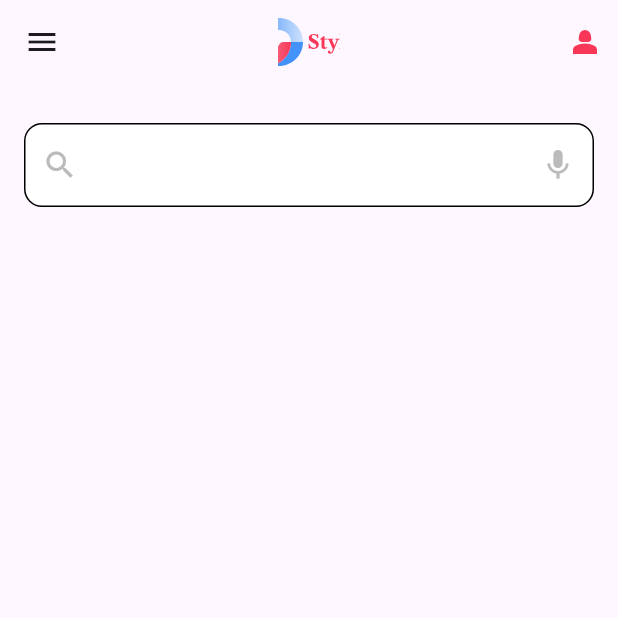
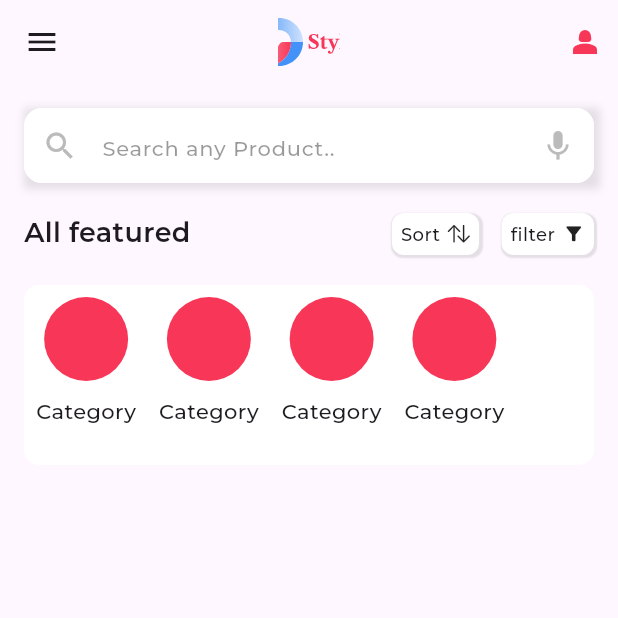
Before and after one commit to SachinMall/provider-app, a Flutter app: the HomeScreen screen opened by its route, on a phone screen of 412 x 824 dp, the top half of it. Run offline on Flutter 3.47's test engine with Material 3 defaults, Android fonts, the phone set to English and light mode, and no system bars; our stand-ins replace another_flushbar, carousel_slider, dots_indicator, flutter_svg, fluttertoast, gap and 1 more; project files that could hold a hidden picture were left out.

Commit message:
category list added

```diff
--- a/lib/view/common_widget/custom_textfield.dart
+++ b/lib/view/common_widget/custom_textfield.dart
@@ -1,6 +1,5 @@
 import 'package:flutter/material.dart';
 import 'package:flutter/services.dart';
-import 'package:gap/gap.dart';
 
 class CustomInputField extends StatelessWidget {
   final String? initialValue;
@@ -21,6 +20,7 @@ class CustomInputField extends StatelessWidget {
   final bool isAutoValidteRequired;
   final Widget? isSuffixIcon;
   final String? suffixText;
+  final Color? borderColor;
   final Color fillColor;
   final void Function()? onTap;
   final Widget? prefixIcon;
@@ -56,29 +56,12 @@ class CustomInputField extends StatelessWidget {
     this.inputFormatter,
     required this.fillColor,
     this.hintText = '',
+    this.borderColor,
   });
 
   @override
   Widget build(BuildContext context) {
-    return Column(
-      crossAxisAlignment: CrossAxisAlignment.start,
-      children: [
-        // title == ""
-        //     ? const SizedBox()
-        //     : Row(
-        //         mainAxisAlignment: MainAxisAlignment.spaceBetween,
-        //         children: [
-        //           Text(title, style: body2TextRegular),
-        //           isEditIcon
-        //               ? GestureDetector(
-        //                   onTap: onEditTap,
-        //                   child: SvgPicture.asset(IconAssets.editIcon))
-        //               : const SizedBox(),
-        //         ],
-        //       ),
-
-        Gap(10),
-        TextFormField(
+    return TextFormField(
       scrollPhysics: const NeverScrollableScrollPhysics(),
       autovalidateMode: AutovalidateMode.onUserInteraction,
       initialValue: initialValue,
@@ -103,7 +86,12 @@ class CustomInputField extends StatelessWidget {
       decoration: InputDecoration(
         prefixIcon: prefixIcon,
         fillColor: fillColor,
-            hintText: hintText,
+
+        hintText: hintText.isNotEmpty ? hintText : null,
+        hintStyle: TextStyle(
+          fontSize: 14,
+          color: Colors.black.withOpacity(0.4),
+        ),
         filled: true,
         errorMaxLines: 1,
         // errorBorder: OutlineInputBorder(
@@ -111,19 +99,26 @@ class CustomInputField extends StatelessWidget {
         //   borderRadius: BorderRadius.circular(6),
         // ),
         suffixIcon: isSuffixIcon,
-            labelText: labelText,
+        labelText: hintText.isNotEmpty ? null : labelText,
         labelStyle: TextStyle(fontWeight: FontWeight.w500, fontSize: 12),
+        border: OutlineInputBorder(
+          borderRadius: BorderRadius.circular(12),
+          borderSide: BorderSide(
+            color: borderColor ?? Colors.black.withOpacity(0.1),
+          ),
+        ),
+        focusedBorder: InputBorder.none,
 
-            border: OutlineInputBorder(borderRadius: BorderRadius.circular(12)),
         errorBorder:
             OutlineInputBorder(borderRadius: BorderRadius.circular(12)),
-            enabledBorder:
-                OutlineInputBorder(borderRadius: BorderRadius.circular(12)),
+        enabledBorder: OutlineInputBorder(
+            borderRadius: BorderRadius.circular(12),
+            borderSide: BorderSide(
+              color: borderColor ?? Colors.black.withOpacity(0.1),
+            )),
         errorStyle:
             const TextStyle(fontSize: 12, color: Colors.red, height: 0.5),
       ),
-        ),
-      ],
     );
   }
 }
--- a/lib/view/home_page.dart/home_screen.dart
+++ b/lib/view/home_page.dart/home_screen.dart
@@ -1,3 +1,4 @@
+import 'package:flutter/cupertino.dart';
 import 'package:flutter/material.dart';
 import 'package:flutter_svg/flutter_svg.dart';
 import 'package:gap/gap.dart';
@@ -16,6 +17,7 @@ class HomeScreen extends StatefulWidget {
 class _HomeScreenState extends State<HomeScreen> {
   @override
   Widget build(BuildContext context) {
+    double screenWidth = MediaQuery.of(context).size.width;
     return Scaffold(
       appBar: AppBar(
         centerTitle: true,
@@ -37,7 +39,19 @@ class _HomeScreenState extends State<HomeScreen> {
         padding: EdgeInsets.all(16),
         child: Column(
           children: [
-            CustomInputField(
+            Container(
+              height: 50,
+              decoration: BoxDecoration(boxShadow: [
+                BoxShadow(
+                  color: Colors.black.withOpacity(.1),
+                  blurRadius: 4,
+                  blurStyle: BlurStyle.normal,
+                  spreadRadius: 2,
+                  offset: Offset(2, 2),
+                )
+              ]),
+              child: CustomInputField(
+                borderColor: Colors.white,
                 onChanged: (p0) {},
                 hintText: 'Search any Product..',
                 prefixIcon: Icon(Icons.search, color: Color(0xffBBBBBB)),
@@ -50,7 +64,121 @@ class _HomeScreenState extends State<HomeScreen> {
                 },
                 textInputType: TextInputType.text,
                 fillColor: AppColors.kwhite,
-            )
+              ),
+            ),
+            Gap(20),
+            Row(
+              mainAxisAlignment: MainAxisAlignment.end,
+              crossAxisAlignment: CrossAxisAlignment.start,
+              children: [
+                Text(
+                  "All featured",
+                  style: TextStyle(fontWeight: FontWeight.w600, fontSize: 18),
+                ),
+                Spacer(),
+                Container(
+                  padding: EdgeInsets.symmetric(horizontal: 6),
+                  height: 28,
+                  decoration: BoxDecoration(
+                    color: AppColors.kwhite,
+                    borderRadius: BorderRadius.circular(8),
+                    boxShadow: [
+                      BoxShadow(
+                        color: Colors.black.withOpacity(0.1),
+                        blurRadius: 0.1,
+                        blurStyle: BlurStyle.normal,
+                        spreadRadius: 1,
+                        offset: Offset(1, 1),
+                      ),
+                    ],
+                  ),
+                  child: Center(
+                    child: Row(
+                      children: [
+                        Text(
+                          "Sort",
+                          style: TextStyle(
+                              fontSize: 12, fontWeight: FontWeight.w400),
+                        ),
+                        Gap(5),
+                        Icon(CupertinoIcons.arrow_up_arrow_down, size: 15)
+                      ],
+                    ),
+                  ),
+                ),
+                Gap(15),
+                Container(
+                  padding: EdgeInsets.symmetric(horizontal: 6),
+                  height: 28,
+                  decoration: BoxDecoration(
+                    borderRadius: BorderRadius.circular(8),
+                    color: AppColors.kwhite,
+                    boxShadow: [
+                      BoxShadow(
+                        color: Colors.black.withOpacity(0.1),
+                        blurRadius: 0.1,
+                        blurStyle: BlurStyle.normal,
+                        spreadRadius: 1,
+                        offset: Offset(1, 1),
+                      ),
+                    ],
+                  ),
+                  child: Center(
+                    child: Row(
+                      children: [
+                        Text(
+                          "filter",
+                          style: TextStyle(
+                              fontSize: 12, fontWeight: FontWeight.w400),
+                        ),
+                        Gap(5),
+                        Icon(Icons.filter_alt, size: 15)
+                      ],
+                    ),
+                  ),
+                ),
+              ],
+            ),
+            Gap(20),
+            Align(
+              alignment: Alignment.centerLeft,
+              child: Container(
+                height: 120,
+                width: screenWidth,
+                padding: EdgeInsets.all(8),
+                decoration: BoxDecoration(
+                  color: AppColors.kwhite,
+                  borderRadius: BorderRadius.circular(10),
+                ),
+                child: ListView.builder(
+                  shrinkWrap: true,
+                  itemCount: 4,
+                  scrollDirection: Axis.horizontal,
+                  physics: BouncingScrollPhysics(),
+                  itemBuilder: (context, index) {
+                    return Row(
+                      children: [
+                        Column(
+                          children: [
+                            Container(
+                              height: 56,
+                              width: 56,
+                              decoration: BoxDecoration(
+                                color: AppColors.kred,
+                                shape: BoxShape.circle,
+                              ),
+                            ),
+                            Gap(10),
+                            Text("Category"),
+                          ],
+                        ),
+                        Gap(15),
+                      ],
+                    );
+                  },
+                ),
+              ),
+            ),
           ],
         ),
       ),
--- a/lib/view/onboarding/getting-started.dart
+++ b/lib/view/onboarding/getting-started.dart
@@ -16,7 +16,7 @@ class GettingStartedPage extends StatefulWidget {
 class _GettingStartedPageState extends State<GettingStartedPage> {
   @override
   Widget build(BuildContext context) {
-    // Navigator.pushNamed(context, RoutesName.home);
+    double screenWidth = MediaQuery.of(context).size.width;
     return Scaffold(
       body: SafeArea(
         child: Stack(
@@ -24,8 +24,8 @@ class _GettingStartedPageState extends State<GettingStartedPage> {
             Container(
               child: Image.asset(
                 IconsAssets.gettingStarted,
-                fit: BoxFit.contain,
-                width: ScreenSize.width(context),
+                fit: BoxFit.cover,
+                width: screenWidth,
               ),
             ),
             Positioned(
--- a/lib/view/onboarding/signup.dart
+++ b/lib/view/onboarding/signup.dart
@@ -28,18 +28,18 @@ class _SignUpPageState extends State<SignUpPage> {
       appBar: AppBar(
         backgroundColor: AppColors.kwhite,
         shadowColor: AppColors.kwhite,
+        centerTitle: true,
+        title: Text(
+          'Create an account',
+          style: TextStyle(fontWeight: FontWeight.w700, fontSize: 20),
+        ),
       ),
       body: SingleChildScrollView(
-        padding: EdgeInsets.symmetric(horizontal: 16),
+        padding: EdgeInsets.all(16),
         child: Column(
           mainAxisAlignment: MainAxisAlignment.start,
           crossAxisAlignment: CrossAxisAlignment.start,
           children: [
-            Text(
-              'Create an\naccount',
-              style: TextStyle(fontWeight: FontWeight.w700, fontSize: 36),
-            ),
-            Gap(30),
             CustomInputField(
               onChanged: (p0) {},
               textController: _emailController,
```
Lines whose indentation alone changed are shown as unchanged.
